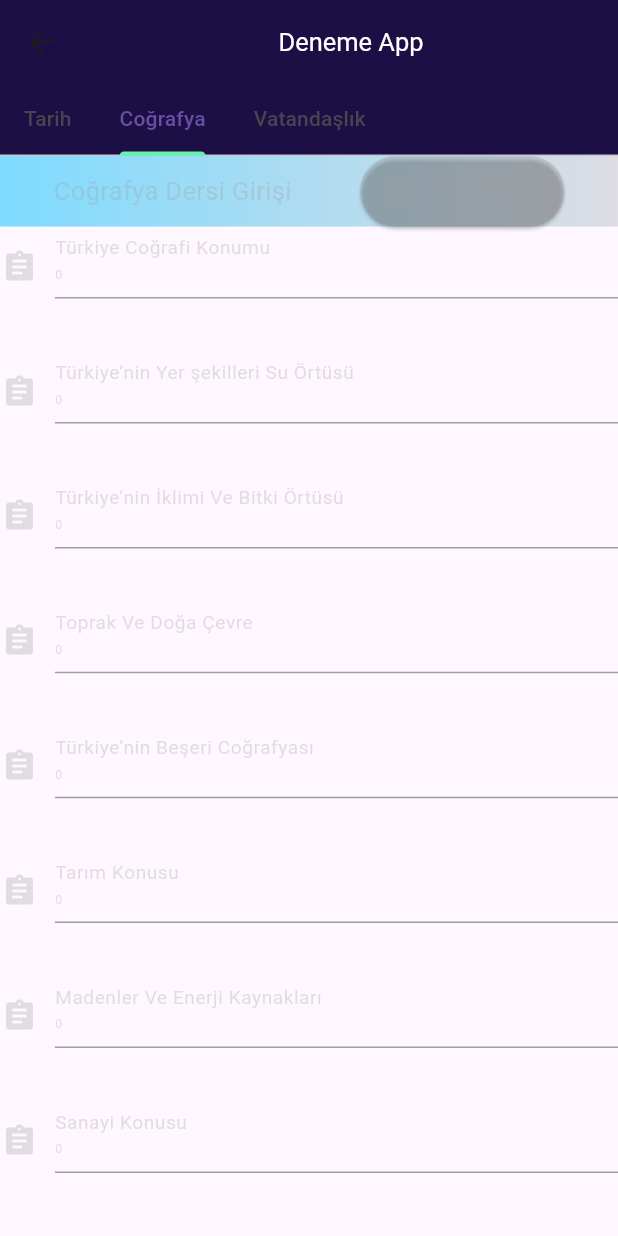
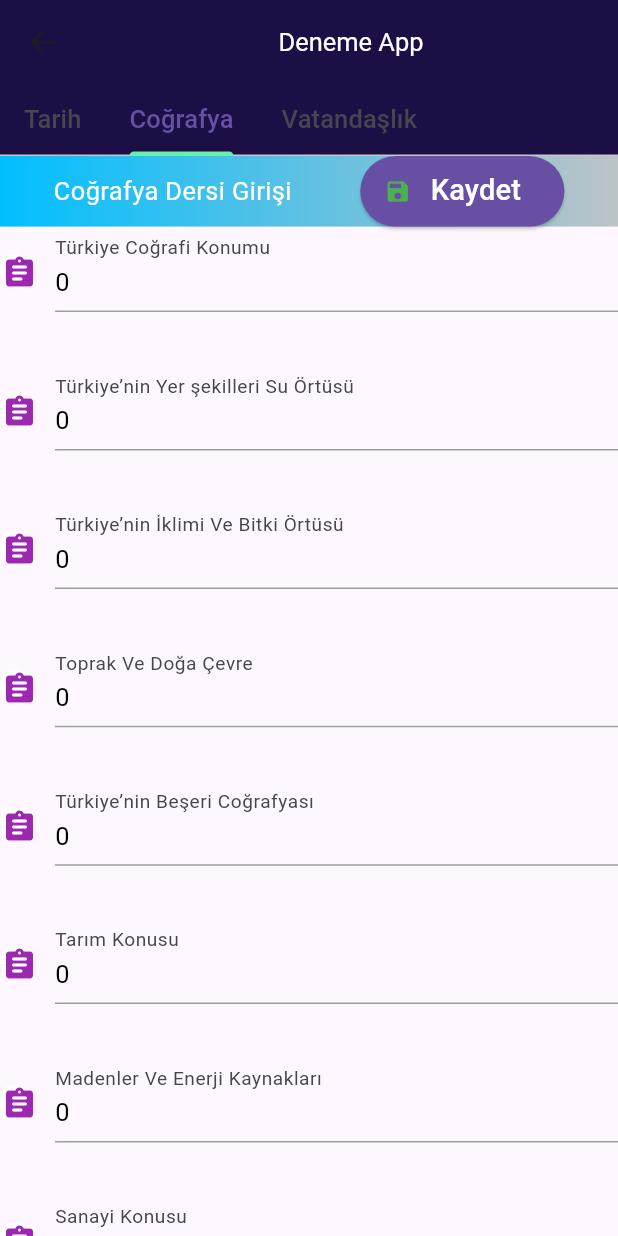
Before and after one commit to yuksel-root/flutter_deneme_takip, a Flutter app: the DenemeEditTabbarView screen opened directly, tab 2 chosen, on a phone screen of 412 x 824 dp. Run offline on Flutter 3.47's test engine with Material 3 defaults, Android fonts, the phone set to English and light mode, and no system bars; our stand-ins replace font_awesome_flutter, sqflite; accounts and stored records are empty.

Commit message:
fixed FadedForm shimmerEffect

```diff
--- a/lib/components/custom_shimmer_loading.dart
+++ /dev/null
@@ -1,38 +0,0 @@
-import 'package:flutter/material.dart';
-import 'package:flutter_deneme_takip/components/faded_insert_form.dart';
-import 'package:flutter_deneme_takip/components/insert_widgets/insert_deneme_text_field.dart';
-
-class CustomShimmerLoading extends StatefulWidget {
-  const CustomShimmerLoading({Key? key}) : super(key: key);
-
-  @override
-  _CustomShimmerLoadingState createState() => _CustomShimmerLoadingState();
-}
-
-class _CustomShimmerLoadingState extends State<CustomShimmerLoading>
-    with SingleTickerProviderStateMixin {
-  late AnimationController _controller;
-
-  @override
-  void initState() {
-    super.initState();
-    _controller = AnimationController(
-      vsync: this,
-      duration: const Duration(seconds: 1),
-    );
-  }
-
-  @override
-  void dispose() {
-    _controller.dispose();
-    super.dispose();
-  }
-
-  @override
-  Widget build(BuildContext context) {
-    return const Form(
-      autovalidateMode: AutovalidateMode.disabled,
-      child: FadedForm(),
-    );
-  }
-}
--- a/lib/components/faded_insert_form.dart
+++ b/lib/components/insert_widgets/faded_insert_form.dart
@@ -1,9 +1,7 @@
 import 'package:flutter/material.dart';
-import 'package:flutter_deneme_takip/components/insert_widgets/insert_deneme_button.dart';
 import 'package:flutter_deneme_takip/view_model/edit_deneme_view_model.dart';
 import 'package:provider/provider.dart';
 import 'package:flutter_deneme_takip/core/extensions/context_extensions.dart';
-import 'package:flutter_deneme_takip/components/custom_app_bar.dart';
 
 class FadedForm extends StatefulWidget {
   const FadedForm({Key? key}) : super(key: key);
@@ -36,8 +34,8 @@ class _FadedFormState extends State<FadedForm>
       ),
       end: LinearGradient(
         colors: [
-          Color(0xFF00bfff).withOpacity(0.5),
-          Color(0xFFbdc3c7).withOpacity(0.5),
+          const Color(0xFF00bfff).withOpacity(0.5),
+          const Color(0xFFbdc3c7).withOpacity(0.5),
         ],
         stops: [0.0, 1.0],
       ),
@@ -66,8 +64,9 @@ class _FadedFormState extends State<FadedForm>
     final EditDenemeViewModel editProv =
         Provider.of<EditDenemeViewModel>(context, listen: true);
     return Scaffold(
-      body: SingleChildScrollView(
+      body: Form(
         child: Center(
+          child: SingleChildScrollView(
             child: AnimatedBuilder(
               animation: _controller,
               builder: (BuildContext context, Widget? child) {
@@ -75,11 +74,14 @@ class _FadedFormState extends State<FadedForm>
                   crossAxisAlignment: CrossAxisAlignment.stretch,
                   children: [
                     fadedAppBarWidget(editProv, context),
-                  for (int i = 1; i < 11; i++)
+                    for (int i = 1;
+                        i < editProv.getFalseCountsIntegers!.length;
+                        i++)
                       fadedInputFormWidget(editProv, i, context),
                   ],
                 );
               },
+            ),
           ),
         ),
       ),
@@ -97,10 +99,13 @@ class _FadedFormState extends State<FadedForm>
             Expanded(
               child: TextFormField(
                 controller: editProv.getFalseControllers[i],
+                autofocus: false,
+                keyboardType: TextInputType.number,
+                autovalidateMode: AutovalidateMode.onUserInteraction,
+                textInputAction: TextInputAction.next,
                 style: TextStyle(
                     color: _fadedWidgetColor(Colors.black).value!,
-                  fontSize: MediaQuery.of(context).size.width * 0.02,
-                ),
+                    fontSize: context.dynamicW(0.01) * context.dynamicH(0.005)),
                 decoration: InputDecoration(
                   hintText: "Konu Yanlış Sayısı",
                   label: Text(
@@ -125,7 +130,7 @@ class _FadedFormState extends State<FadedForm>
           ],
         ),
         SizedBox(
-          height: MediaQuery.of(context).size.height * 0.0428,
+          height: context.dynamicH(0.0428),
         ),
       ],
     );
--- a/lib/components/insert_widgets/insert_deneme_text_field.dart
+++ b/lib/components/insert_widgets/insert_deneme_text_field.dart
@@ -29,6 +29,10 @@ class InsertDenemeTextField extends StatelessWidget {
                       keyboardType: TextInputType.number,
                       autovalidateMode: AutovalidateMode.onUserInteraction,
                       textInputAction: TextInputAction.next,
+                      style: TextStyle(
+                          color: Colors.black,
+                          fontSize:
+                              context.dynamicW(0.01) * context.dynamicH(0.005)),
                       validator: (value) {
                         if (value == null || value.isEmpty) {
                           return 'Lütfen boş bırakmayın';
--- a/lib/view/tabbar_views/deneme_edit_tabbar.dart
+++ b/lib/view/tabbar_views/deneme_edit_tabbar.dart
@@ -1,10 +1,9 @@
 import 'package:flutter/material.dart';
-import 'package:flutter_deneme_takip/components/custom_shimmer_loading.dart';
+import 'package:flutter_deneme_takip/components/insert_widgets/faded_insert_form.dart';
 import 'package:flutter_deneme_takip/core/constants/lesson_list.dart';
 import 'package:flutter_deneme_takip/core/extensions/context_extensions.dart';
 import 'package:flutter_deneme_takip/core/notifier/tabbar_navigation_notifier.dart';
 import 'package:flutter_deneme_takip/view/insert_views/insert_deneme_view.dart';
-
 import 'package:flutter_deneme_takip/view_model/edit_deneme_view_model.dart';
 import 'package:provider/provider.dart';
 
@@ -76,11 +75,15 @@ class _DenemeTabbarViewState extends State<DenemeEditTabbarView>
                             context.dynamicW(0.01) * context.dynamicH(0.005)),
                     'Deneme App')),
             backgroundColor: const Color(0xff1c0f45),
-            bottom: const TabBar(
+            bottom: TabBar(
                 indicatorColor: Colors.greenAccent,
                 isScrollable: true,
                 tabAlignment: TabAlignment.start,
-                tabs: [
+                unselectedLabelStyle: TextStyle(
+                    fontSize: context.dynamicW(0.01) * context.dynamicH(0.005)),
+                labelStyle: TextStyle(
+                    fontSize: context.dynamicW(0.01) * context.dynamicH(0.005)),
+                tabs: const [
                   Tab(text: "Tarih"),
                   Tab(text: "Coğrafya"),
                   Tab(text: "Vatandaşlık"),
@@ -91,8 +94,8 @@ class _DenemeTabbarViewState extends State<DenemeEditTabbarView>
               FutureBuilder(
                 future: Future.delayed(const Duration(milliseconds: 800)),
                 builder: (context, snapshot) {
-                  if (snapshot.connectionState == ConnectionState.waiting) {
-                    return const Center(child: CustomShimmerLoading());
+                  if (tabController.indexIsChanging) {
+                    return const FadedForm();
                   } else {
                     return const InsertDeneme();
                   }
@@ -101,8 +104,8 @@ class _DenemeTabbarViewState extends State<DenemeEditTabbarView>
               FutureBuilder(
                 future: Future.delayed(const Duration(milliseconds: 800)),
                 builder: (context, snapshot) {
-                  if (snapshot.connectionState == ConnectionState.waiting) {
-                    return const Center(child: CustomShimmerLoading());
+                  if (tabController.indexIsChanging) {
+                    return const FadedForm();
                   } else {
                     return const InsertDeneme();
                   }
@@ -111,8 +114,8 @@ class _DenemeTabbarViewState extends State<DenemeEditTabbarView>
               FutureBuilder(
                 future: Future.delayed(const Duration(milliseconds: 800)),
                 builder: (context, snapshot) {
-                  if (snapshot.connectionState == ConnectionState.waiting) {
-                    return const Center(child: CustomShimmerLoading());
+                  if (tabController.indexIsChanging) {
+                    return const FadedForm();
                   } else {
                     return const InsertDeneme();
                   }
```
Lines whose indentation alone changed are shown as unchanged.
